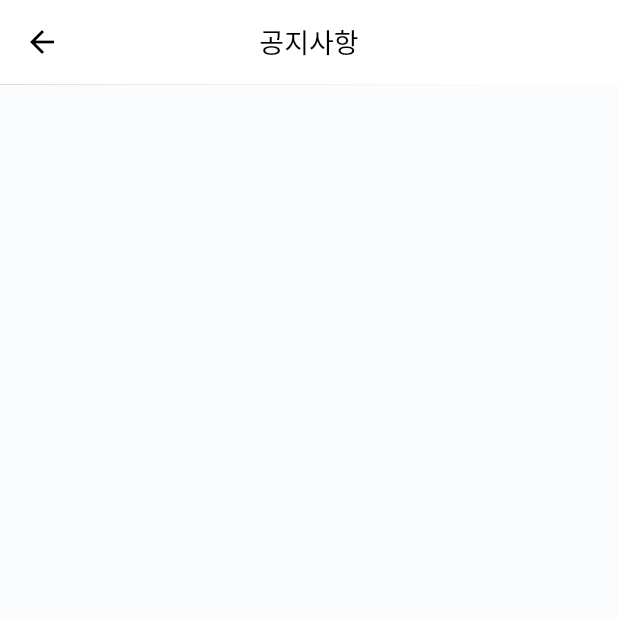
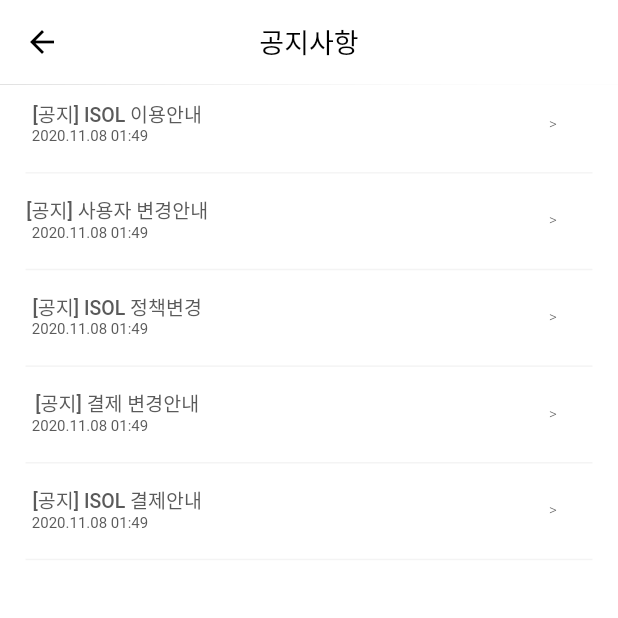
Before and after one commit to hunsy9/KBSC2022, a Flutter app: the Notice screen opened directly, on a phone screen of 412 x 824 dp, the top half of it. Run offline on Flutter 3.47's test engine with Material 2 defaults, Android fonts, the phone set to English and light mode, and no system bars; our stand-ins replace cloud_firestore, firebase_auth, firebase_core, flutter_screenutil, google_sign_in, liquid_progress_indicator_ns and 3 more; missing offline and left inert: bootpay_api, dart:ffi, firebase_ml_model_downloader, flutter_carousel_slider, flutter_shapes, flutter_web_auth; accounts and stored records are empty; Roboto replaces fonts that are missing (NotoSansKR).

Commit message:
공지사항 ui제작

```diff
--- a/isol/lib/screens/my/sub/myDonation/my_donation.dart
+++ b/isol/lib/screens/my/sub/myDonation/my_donation.dart
@@ -29,11 +29,7 @@ class _MyDonationState extends State<MyDonation> {
                   myDonationBox(context),
                   myDonationBox(context),
                   myDonationBox(context),
-                  myDonationBox(context),
-                  myDonationBox(context),
-                  myDonationBox(context),
-                  myDonationBox(context),
-                  myDonationBox(context),
+
                  ],
               ),
             ),
--- a/isol/lib/screens/my/sub/notice.dart
+++ b/isol/lib/screens/my/sub/notice.dart
@@ -1,5 +1,5 @@
 import 'package:flutter/material.dart';
-
+import 'package:flutter_screenutil/flutter_screenutil.dart';
 import '../../../widget/app_bar.dart';
 
 class Notice extends StatefulWidget {
@@ -15,6 +15,99 @@ class _NoticeState extends State<Notice> {
     return Scaffold(
       backgroundColor: const Color(0xfffafcfd),
       appBar: baseAppBar('공지사항'),
+      body: Container(
+        color: Colors.white,
+        padding: EdgeInsets.all(10),
+        child: Column(
+          children: [
+            noticeBox(context,"[공지] ISOL 이용안내"),
+            noticeBox(context,"[공지] 사용자 변경안내"),
+            noticeBox(context,"[공지] ISOL 정책변경"),
+            noticeBox(context,"[공지] 결제 변경안내"),
+            noticeBox(context,"[공지] ISOL 결제안내"),
+
+          ],
+        ),
+      ),
     );
   }
 }
+
+GestureDetector noticeBox(BuildContext context, String text){
+  return GestureDetector(
+    onTap: ()=>{
+      print("공지사항 클릭")
+
+    },
+    child: Column(
+      children: [
+        SizedBox(
+          height: 33.h,
+          child: Row(
+            children: [
+              SizedBox(
+                width: 124.w,
+                child: Column(
+                  children: [
+                    Text(
+                        text,
+                        style: const TextStyle(
+                            color:  const Color(0xff5a5a5a),
+                            fontWeight: FontWeight.w500,
+                            fontFamily: "NotoSansKR",
+                            fontStyle:  FontStyle.normal,
+                            fontSize: 13.0
+                        ),
+                        textAlign: TextAlign.start
+                    ),
+                    Padding(
+                        child: Text(
+                            "2020.11.08 01:49",
+                            style: const TextStyle(
+                                color:  const Color(0xff5a5a5a),
+                                fontWeight: FontWeight.w400,
+                                fontFamily: "NotoSansKR",
+                                fontStyle:  FontStyle.normal,
+                                fontSize: 10.0
+                            ),
+                            textAlign: TextAlign.start
+                        ),
+                        padding: EdgeInsetsDirectional.only(end: 33.w))
+                  ],
+                ),
+              ),
+              SizedBox(
+                width: 200.w,
+              ),
+              Text(
+                  ">",
+                  style: const TextStyle(
+                      color:  const Color(0xff5a5a5a),
+                      fontWeight: FontWeight.w300,
+                      fontFamily: "NotoSansKR",
+                      fontStyle:  FontStyle.normal,
+                      fontSize: 10.0
+                  ),
+                  textAlign: TextAlign.left
+              ),
+
+            ],
+          ),
+        ),
+        SizedBox(height: 15.h,),
+        Center(
+          child: Container(
+              width: 344.w,
+              height: 1.h,
+              decoration: BoxDecoration(
+                  color: const Color(0xfff4f4f4)
+              )
+          ),
+        ),
+        SizedBox(height: 14.5.h)
+      ],
+    ),
+  );
+
+
+}
```
